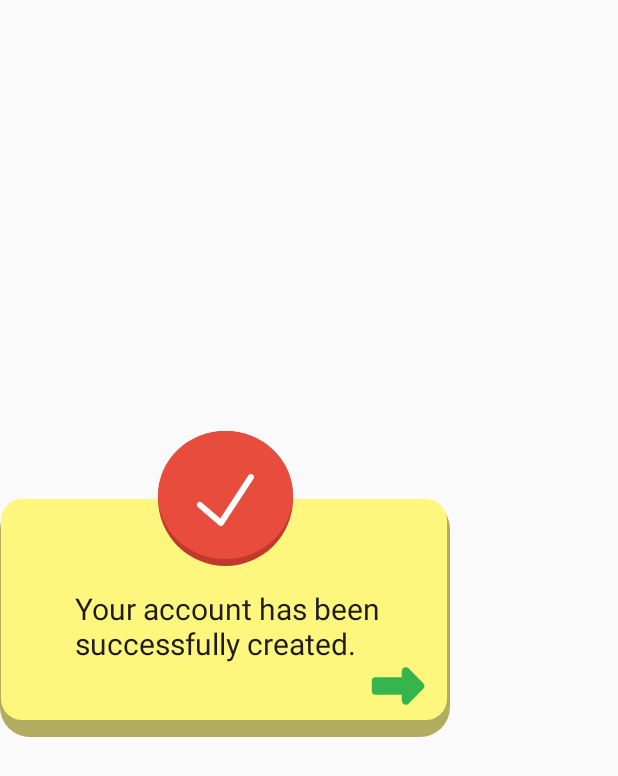
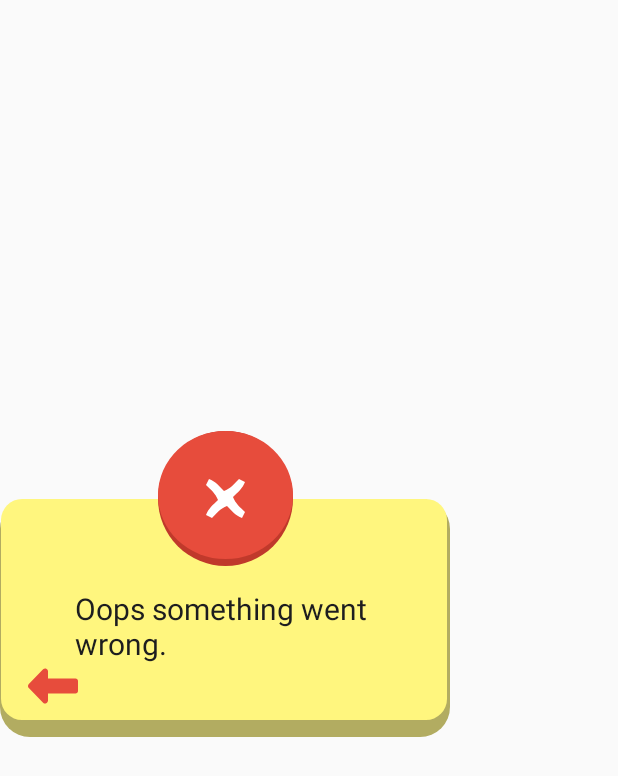
Before and after one commit to zMeliodas/PLANTITOTITA, an Android app: the layout custom_alert_dialog_error.xml on its own in the app's theme, with its tools: preview values and no code run, on a phone screen of 412 x 824 dp. Shown: the top 776 px of the screen. Run offline under Robolectric (Android 15) with nearby library versions, the phone set to English and light mode, and no system bars; Roboto replaces fonts that are not available here.

Commit message:
Added Custom Alert Dialog

```diff
--- a/app/build.gradle
+++ b/app/build.gradle
@@ -30,7 +30,6 @@ android {
 }
 
 dependencies {
-
     implementation 'androidx.appcompat:appcompat:1.6.1'
     implementation 'com.google.android.material:material:1.11.0'
     implementation 'androidx.constraintlayout:constraintlayout:2.1.4'
--- a/app/src/main/res/drawable/arrow_left_svgrepo_com.xml
+++ b/app/src/main/res/drawable/arrow_left_svgrepo_com.xml
@@ -4,8 +4,6 @@
     android:viewportWidth="24"
     android:viewportHeight="24">
   <path
-      android:strokeWidth="1"
-      android:pathData="M-14.705,18.911C-14.278,18.731 -14,18.305 -14,17.833L-14,15L-3,15C-2.448,15 -2,14.552 -2,14L-2,10C-2,9.448 -2.448,9 -3,9L-14,9L-14,6.167C-14,5.695 -14.278,5.269 -14.705,5.089C-15.133,4.908 -15.624,5.008 -15.951,5.342L-21.665,11.175C-22.112,11.631 -22.112,12.369 -21.665,12.825L-15.951,18.658C-15.624,18.992 -15.133,19.092 -14.705,18.911Z"
-      android:fillColor="#36B54C"
-      android:strokeColor="#36B54C"/>
+      android:pathData="M9.295,18.911C9.722,18.731 10,18.305 10,17.833V15H21C21.552,15 22,14.552 22,14V10C22,9.448 21.552,9 21,9H10V6.167C10,5.695 9.722,5.269 9.295,5.089C8.867,4.908 8.376,5.008 8.049,5.342L2.335,11.175C1.888,11.631 1.888,12.369 2.335,12.825L8.049,18.658C8.376,18.992 8.867,19.092 9.295,18.911Z"
+      android:fillColor="#E74C3C"/>
 </vector>
--- /dev/null
+++ b/app/src/main/res/drawable/icon_x.xml
@@ -0,0 +1,9 @@
+<vector xmlns:android="http://schemas.android.com/apk/res/android"
+    android:width="50dp"
+    android:height="50dp"
+    android:viewportWidth="50"
+    android:viewportHeight="50">
+  <path
+      android:pathData="M14,12C18.292,13.651 20.879,16.738 24,20C28.292,18.349 30.879,15.262 34,12C35.32,12.66 36.64,13.32 38,14C36.349,18.292 33.262,20.879 30,24C31.651,28.292 34.738,30.879 38,34C37.34,35.32 36.68,36.64 36,38C31.708,36.349 29.121,33.262 26,30C21.708,31.651 19.121,34.738 16,38C14.68,37.34 13.36,36.68 12,36C13.651,31.708 16.738,29.121 20,26C18.349,21.708 15.262,19.121 12,16C12.66,14.68 13.32,13.36 14,12Z"
+      android:fillColor="#FFFFFF"/>
+</vector>
--- a/app/src/main/res/layout/custom_alert_dialog_error.xml
+++ b/app/src/main/res/layout/custom_alert_dialog_error.xml
@@ -4,8 +4,6 @@
         xmlns:tools="http://schemas.android.com/tools" android:id="@+id/successLayoutDialog"
         android:layout_width="300dp"
         android:layout_height="match_parent">
-
-
 
     <androidx.constraintlayout.widget.ConstraintLayout
             android:layout_width="300dp"
@@ -28,7 +26,7 @@
                 app:layout_constraintEnd_toEndOf="parent"
                 app:layout_constraintTop_toTopOf="parent"
                 app:layout_constraintBottom_toBottomOf="parent"
-                android:text="Your account has been successfully created."
+                android:text="Oops something went wrong."
                 android:fontFamily="@font/mada_black"
                 android:textSize="20sp" android:textColor="@color/PLANTITOblack">
         </TextView>
@@ -37,8 +35,8 @@
                 android:layout_width="40dp"
                 android:layout_height="40dp"
                 android:id="@+id/dialogContinueButton"
-                android:background="@drawable/arrow_right_svgrepo_com"
-                android:layout_marginStart="230dp"
+                android:background="@drawable/arrow_left_svgrepo_com"
+                android:layout_marginEnd="230dp"
                 android:layout_marginTop="-5dp"
                 app:layout_constraintStart_toStartOf="parent"
                 app:layout_constraintEnd_toEndOf="parent"
@@ -51,12 +49,10 @@
             android:layout_height="90dp"
             android:id="@+id/dialogIcon"
             android:background="@drawable/custom_dialog_layout_error_icon"
-            android:src="@drawable/icon_check"
+            android:src="@drawable/icon_x"
             app:layout_constraintStart_toStartOf="parent"
             app:layout_constraintEnd_toEndOf="parent"
             app:layout_constraintBottom_toTopOf="@id/layoutDialog"
             app:layout_constraintTop_toTopOf="@id/layoutDialog" android:clickable="false">
     </ImageButton>
-
-
 </androidx.constraintlayout.widget.ConstraintLayout>
```
Also changed, not shown: app/src/main/java/com/meliodas/plantitotita/RegistrationPage.java (+6 -4 lines).
